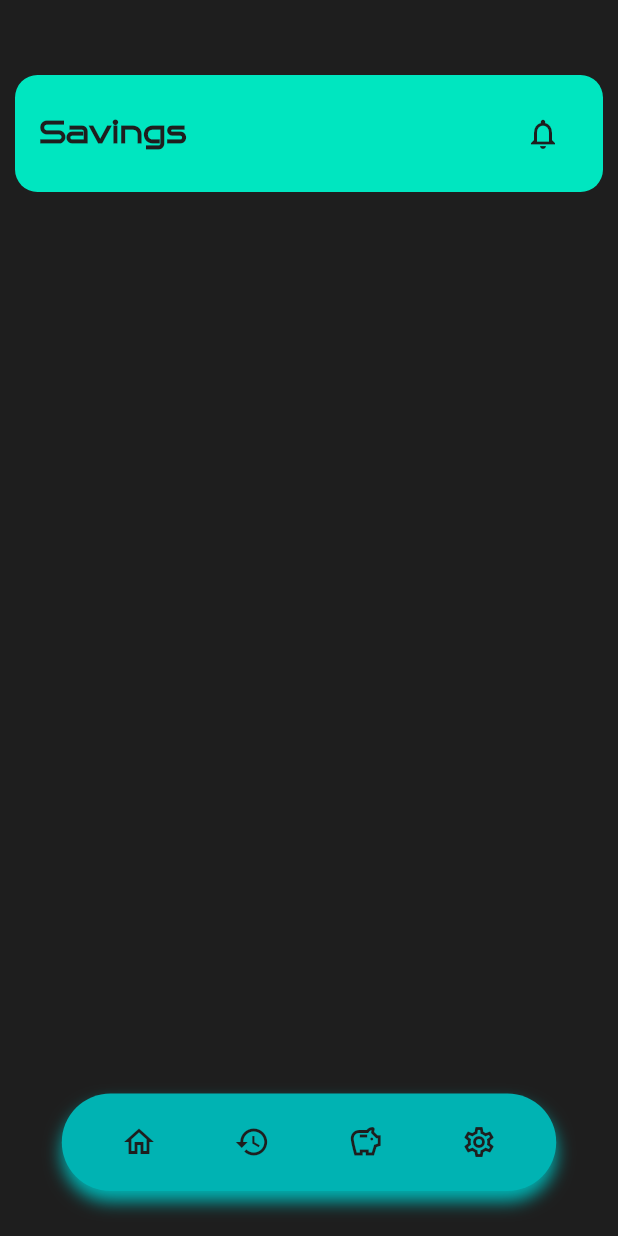
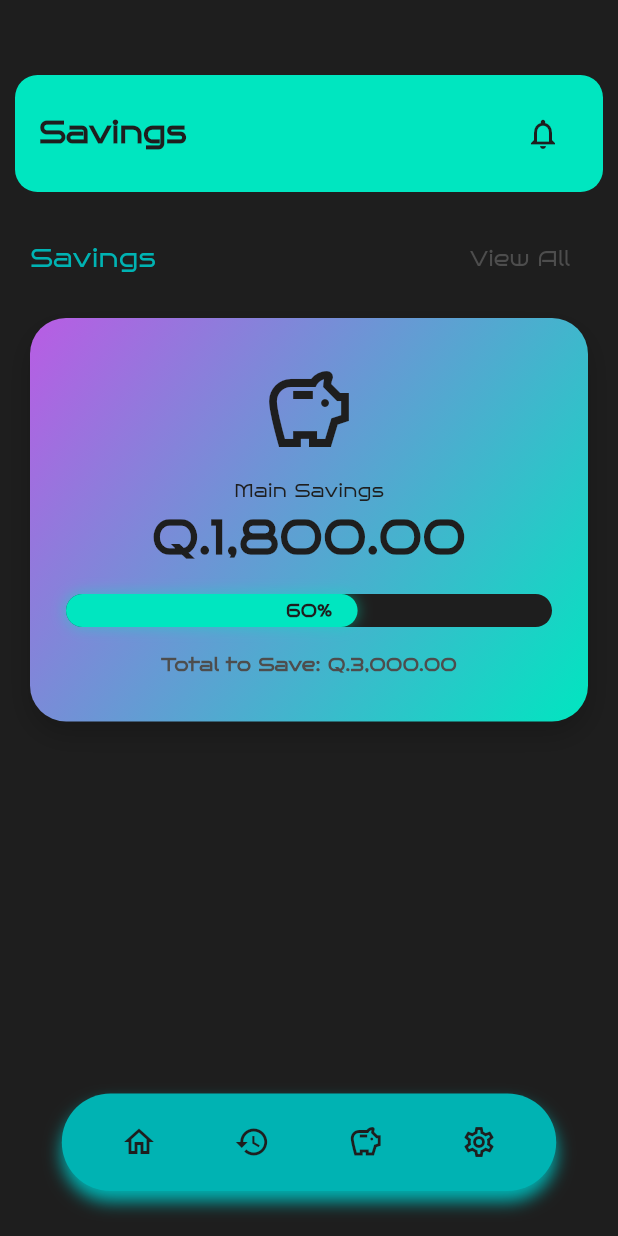
Before and after one commit to GV4F/Finance_Management, a Flutter app: the SavingsPage screen opened by its route, on a phone screen of 412 x 824 dp. Run offline on Flutter 3.47's test engine with Material 3 defaults, Android fonts, the light colour scheme and no system bars; our stand-ins replace go_router.

Commit message:
Saving Main design: its okay

```diff
--- a/lib/pages/savings_page.dart
+++ b/lib/pages/savings_page.dart
@@ -1,7 +1,8 @@
 import 'package:flutter/material.dart';
 
 // * Widgets
-import 'package:gvaf_finance_app/widgets/header_page.dart';
+import '../widgets/header_page.dart';
+import '../widgets/savings_section.dart';
 
 class SavingsPage extends StatefulWidget {
   const SavingsPage({super.key});
@@ -16,7 +17,9 @@ class _SavingsPageState extends State<SavingsPage> {
     return Scaffold(
       body: Column(
         children: [
-          HeaderPage(titlePage: 'Savings')
+          HeaderPage(titlePage: 'Savings'),
+          SizedBox(height: 20),
+          SavingsSection()
         ],
       ),
     );
--- /dev/null
+++ b/lib/widgets/savings_section.dart
@@ -0,0 +1,175 @@
+import 'package:flutter/material.dart';
+
+class SavingsSection extends StatefulWidget {
+  const SavingsSection({super.key});
+
+  @override
+  State<SavingsSection> createState() => _SavingsSectionState();
+}
+
+class _SavingsSectionState extends State<SavingsSection> {
+  @override
+  Widget build(BuildContext context) {
+    final colors = Theme.of(context).colorScheme;
+    final percentage = 0.6;
+
+    return Column(
+      crossAxisAlignment: CrossAxisAlignment.start,
+      children: [
+        Padding(
+          padding: const EdgeInsets.symmetric(horizontal: 20.0),
+          child: Row(
+            mainAxisAlignment: MainAxisAlignment.spaceBetween,
+            children: [
+              Text(
+                'Savings',
+                style: TextStyle(
+                  fontFamily: 'BrunoAce',
+                  color: colors.secondary,
+                  fontSize: 17,
+                ),
+              ),
+              TextButton(
+                onPressed: () {},
+                child: Text(
+                  'View All',
+                  style: TextStyle(
+                    fontFamily: 'BrunoAce',
+                    color: colors.surface,
+                    fontSize: 14,
+                  ),
+                ),
+              ),
+            ],
+          ),
+        ),
+        const SizedBox(height: 16),
+        Padding(
+          padding: const EdgeInsets.symmetric(horizontal: 20.0),
+          child: Column(
+            children: [
+              Container(
+                width: double.infinity,
+                padding: const EdgeInsets.symmetric(vertical: 30.0, horizontal: 24.0),
+                decoration: BoxDecoration(
+                  gradient: LinearGradient(
+                    colors: [
+                      Color(0xFFB95CE4),
+                      colors.primary,
+                    ],
+                    begin: Alignment.topLeft,
+                    end: Alignment.bottomRight,
+                  ),
+                  borderRadius: BorderRadius.circular(24.0),
+                  boxShadow: [
+                    BoxShadow(
+                      color: Colors.black.withValues(alpha: 0.2),
+                      blurRadius: 15,
+                      offset: const Offset(0, 8),
+                    ),
+                  ],
+                ),
+                child: Column(
+                  mainAxisSize: MainAxisSize.min,
+                  children: [
+                    Icon(
+                      Icons.savings_outlined,
+                      size: 64.0,
+                      color: colors.onPrimary,
+                    ),
+                    const SizedBox(height: 12.0),
+                    Text(
+                      "Main Savings",
+                      style: TextStyle(
+                        color: colors.onPrimary,
+                        fontSize: 12.0,
+                        fontWeight: FontWeight.w500,
+                        fontFamily: 'BrunoAce',
+                      ),
+                    ),
+                    Text(
+                      "Q.1,800.00",
+                      style: TextStyle(
+                        color: colors.onPrimary,
+                        fontSize: 32.0,
+                        fontWeight: FontWeight.bold,
+                        fontFamily: 'BrunoAce',
+                      ),
+                    ),
+                    const SizedBox(height: 15.0),
+
+                    LayoutBuilder(
+                      builder: (context, constraints) {
+                        final double maxWidth = constraints.maxWidth;
+                        final double fillWidth = maxWidth * percentage;
+
+                        return Stack(
+                          alignment: Alignment.centerLeft,
+                          children: [
+                            Container(
+                              height: 22.0,
+                              width: maxWidth,
+                              decoration: BoxDecoration(
+                                color: colors.onPrimary,
+                                borderRadius: BorderRadius.circular(11.0),
+                              ),
+                            ),
+
+                            AnimatedContainer(
+                              duration: const Duration(milliseconds: 500),
+                              curve: Curves.easeOutCubic,
+                              height: 22.0,
+                              width: fillWidth,
+                              decoration: BoxDecoration(
+                                color: colors.primary,
+                                borderRadius: BorderRadius.circular(11.0),
+                                boxShadow: [
+                                  BoxShadow(
+                                    color: colors.primary.withValues(alpha: 0.5),
+                                    blurRadius: 8.0,
+                                    offset: const Offset(0, 0),
+                                  ),
+                                ],
+                              ),
+                            ),
+
+                            Positioned.fill(
+                              child: Center(
+                                child: Text(
+                                  "${(percentage * 100).toInt()}%",
+                                  style: TextStyle(
+                                    color: percentage > 0.55
+                                        ? colors.onPrimary
+                                        : colors.primary,
+                                    fontSize: 12.0,
+                                    fontWeight: FontWeight.bold,
+                                  ),
+                                ),
+                              ),
+                            ),
+                          ],
+                        );
+                      },
+                    ),
+
+                    const SizedBox(height: 16.0),
+
+                    Text(
+                      'Total to Save: Q.3,000.00',
+                      style: TextStyle(
+                        color: colors.surface,
+                        fontSize: 12.0,
+                        fontWeight: FontWeight.bold,
+                        fontFamily: 'BrunoAce',
+                      ),
+                    ),
+                  ],
+                ),
+              ),
+            ],
+          )
+        )
+      ],
+    );
+  }
+}
```
